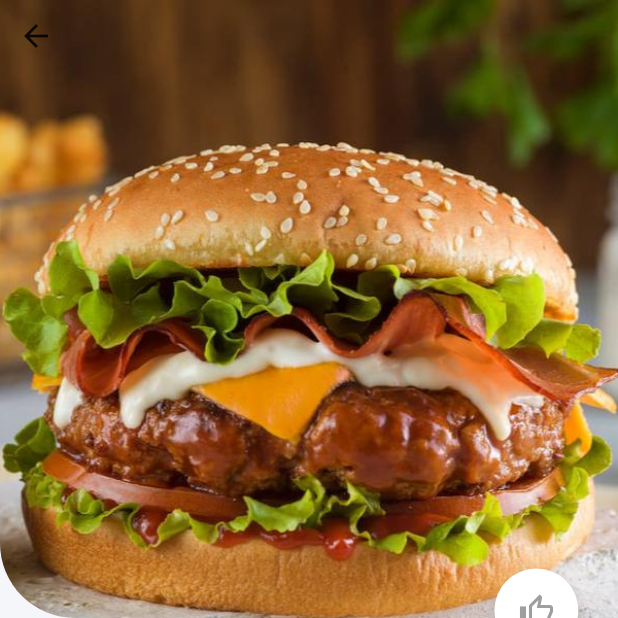
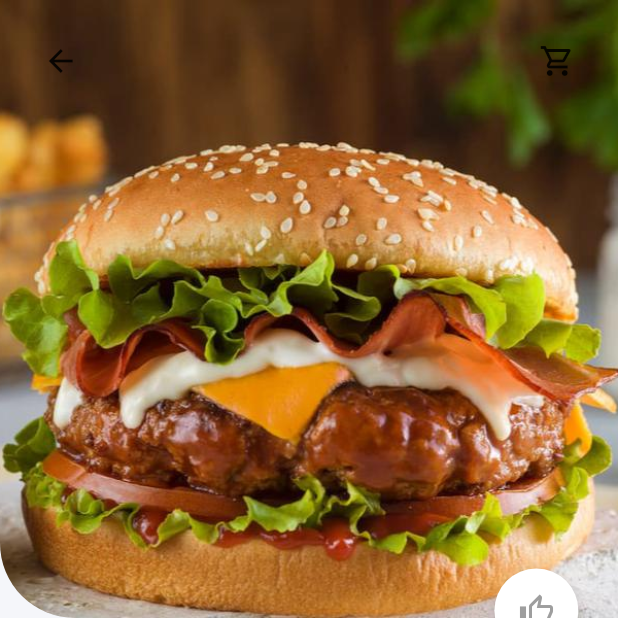
Before and after one commit to GuillermoPerez32/flutter_tohme_frontend, a Flutter app: the screen it shows after launch, after a tap on "Item Name", on a phone screen of 412 x 824 dp, the top half of it. Run offline on Flutter 3.47's test engine with Material 2 defaults, Android fonts, the phone set to English and light mode, and no system bars; our stand-ins replace bloc, freezed_annotation.

Commit message:
Updated Cart

```diff
--- a/lib/main.dart
+++ b/lib/main.dart
@@ -32,6 +32,7 @@ class MyApp extends StatelessWidget {
           // foregroundColor: Colors.transparent,
           shadowColor: Colors.transparent,
           backgroundColor: Colors.transparent,
+          iconTheme: IconThemeData(color: Colors.black),
           // centerTitle: true,
           titleTextStyle: TextStyle(
             fontWeight: FontWeight.bold,
@@ -46,8 +47,8 @@ class MyApp extends StatelessWidget {
       debugShowCheckedModeBanner: false,
       initialRoute: 'home',
       routes: <String, Widget Function(BuildContext)>{
-        '/': (conext) => const HomePage(),
-        'cart': (conext) => const CartPage(),
+        '/': (context) => const HomePage(),
+        'cart': (context) => const CartPage(),
       },
     );
   }
--- a/lib/presentation/pages/product_detail.dart
+++ b/lib/presentation/pages/product_detail.dart
@@ -1,6 +1,8 @@
 import 'package:flutter/material.dart';
 import 'package:tohome/presentation/styles/colors.dart';
 import 'package:tohome/presentation/styles/styles.dart';
+import 'package:tohome/presentation/widgets/app_bar.dart';
+import 'package:tohome/presentation/widgets/button_cart.dart';
 
 class ProductDetailPage extends StatelessWidget {
   final String imgRoute;
@@ -22,7 +24,7 @@ class ProductDetailPage extends StatelessWidget {
           Stack(
             children: [
               _Body(imgRoute: imgRoute, screenSize: _screenSize, id: id),
-              const _AppBar(),
+              const CustomAppBar(),
               _LikeButton(screenSize: _screenSize),
             ],
           ),
@@ -247,21 +249,3 @@ class _ProductImage extends StatelessWidget {
     );
   }
 }
-
-class _AppBar extends StatelessWidget {
-  const _AppBar({
-    Key? key,
-  }) : super(key: key);
-
-  @override
-  Widget build(BuildContext context) {
-    return Row(
-      children: [
-        IconButton(
-          onPressed: () => Navigator.of(context).pop(),
-          icon: const Icon(Icons.arrow_back),
-        ),
-      ],
-    );
-  }
-}
--- /dev/null
+++ b/lib/presentation/widgets/app_bar.dart
@@ -0,0 +1,29 @@
+import 'package:flutter/material.dart';
+import 'package:tohome/presentation/widgets/button_cart.dart';
+
+class CustomAppBar extends StatelessWidget {
+  const CustomAppBar({
+    Key? key,
+  }) : super(key: key);
+
+  @override
+  Widget build(BuildContext context) {
+    final _screenSize = MediaQuery.of(context).size;
+    return Padding(
+      padding: EdgeInsets.all(_screenSize.height * 0.02),
+      child: Container(
+        child: Row(
+          mainAxisAlignment: MainAxisAlignment.spaceBetween,
+          crossAxisAlignment: CrossAxisAlignment.center,
+          children: [
+            IconButton(
+              onPressed: () => Navigator.of(context).pop(),
+              icon: const Icon(Icons.arrow_back),
+            ),
+            ButtonToCart(),
+          ],
+        ),
+      ),
+    );
+  }
+}
--- /dev/null
+++ b/lib/presentation/widgets/button_cart.dart
@@ -0,0 +1,15 @@
+import 'package:flutter/material.dart';
+
+class ButtonToCart extends StatelessWidget {
+  const ButtonToCart({
+    Key? key,
+  }) : super(key: key);
+
+  @override
+  Widget build(BuildContext context) {
+    return IconButton(
+      onPressed: () => Navigator.of(context).pushNamed('cart'),
+      icon: const Icon(Icons.shopping_cart_outlined),
+    );
+  }
+}
--- a/lib/presentation/widgets/search_settings_widget.dart
+++ b/lib/presentation/widgets/search_settings_widget.dart
@@ -1,4 +1,5 @@
 import 'package:flutter/material.dart';
+import 'package:tohome/presentation/widgets/button_cart.dart';
 
 class SearchAndCart extends StatelessWidget {
   final double _radius = 10;
@@ -49,10 +50,7 @@ class SearchAndCart extends StatelessWidget {
             ),
           ),
           const SizedBox(width: 10),
-          IconButton(
-            onPressed: () => Navigator.of(context).pushNamed('cart'),
-            icon: const Icon(Icons.shopping_cart_outlined),
-          ),
+          ButtonToCart(),
         ],
       ),
     );
```
Also changed, not shown: lib/presentation/pages/cart.dart (+81 -0 lines).
